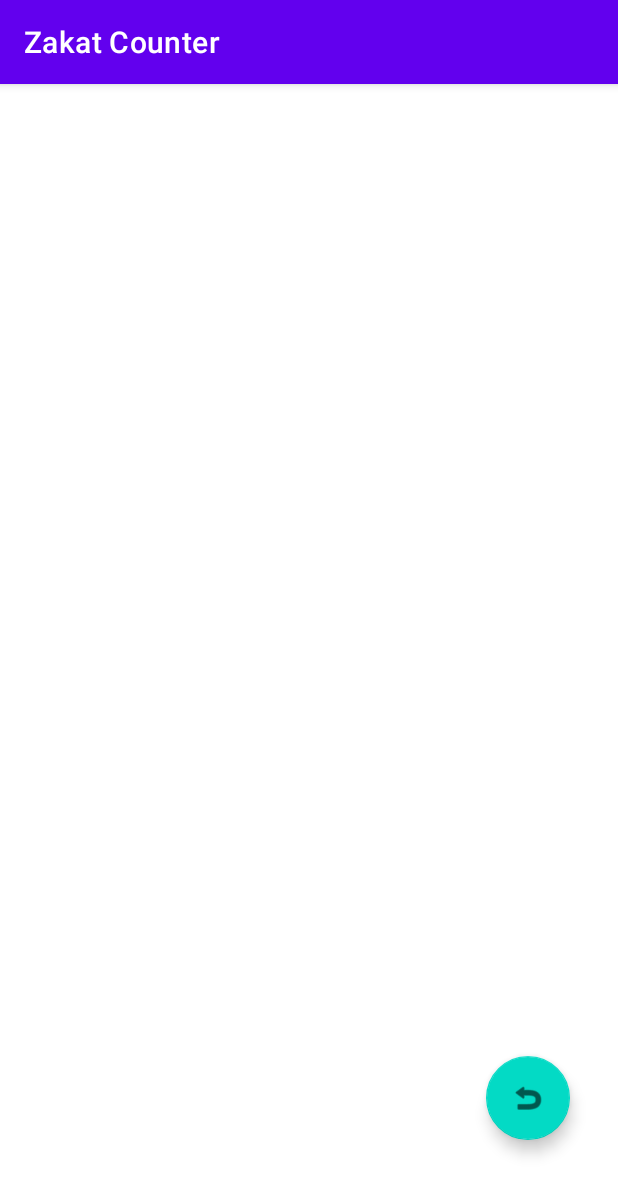
After one commit to UnknownArt01/ProgTech_Zakat, an Android app: the Maal_RecycleView screen opened directly, with no data from a screen before it, on a phone screen of 412 x 824 dp. The commit adds this screen. Shown: the top 1195 px of the screen. Run offline under Robolectric (Android 15) with nearby library versions, the phone set to English and light mode, and no system bars.

Commit message:
recicle view mall part 1

```diff
--- a/app/src/main/AndroidManifest.xml
+++ b/app/src/main/AndroidManifest.xml
@@ -11,11 +11,11 @@
         android:roundIcon="@drawable/logo"
         android:supportsRtl="true"
         android:theme="@style/Theme.Zakat">
-        <activity android:name=".zakat_pertanian"></activity>
+        <activity android:name=".Maal_RecycleView" />
+        <activity android:name=".zakat_pertanian" />
         <activity android:name=".zakat_maal_umum" />
         <activity android:name=".zakat_perak" />
         <activity android:name=".zakat_emas" />
-
         <activity android:name=".zakat_perdagangan" />
         <activity android:name=".SignUp" />
         <activity android:name=".Login" />
--- /dev/null
+++ b/app/src/main/java/com/nadi/zakat/Maal_RecycleView.java
@@ -0,0 +1,21 @@
+package com.nadi.zakat;
+
+import androidx.appcompat.app.AppCompatActivity;
+import androidx.recyclerview.widget.RecyclerView;
+
+import android.os.Bundle;
+
+import java.util.ArrayList;
+
+import model.maal;
+
+public class Maal_RecycleView extends AppCompatActivity {
+
+    private RecyclerView maal_recyclerView;
+    private ArrayList<maal> zakatMaal = new ArrayList<>();
+    @Override
+    protected void onCreate(Bundle savedInstanceState) {
+        super.onCreate(savedInstanceState);
+        setContentView(R.layout.maal_recycle_view);
+    }
+}
--- /dev/null
+++ b/app/src/main/res/layout/maal_recycle_view.xml
@@ -0,0 +1,28 @@
+<?xml version="1.0" encoding="utf-8"?>
+<androidx.constraintlayout.widget.ConstraintLayout xmlns:android="http://schemas.android.com/apk/res/android"
+    xmlns:app="http://schemas.android.com/apk/res-auto"
+    xmlns:tools="http://schemas.android.com/tools"
+    android:layout_width="match_parent"
+    android:layout_height="match_parent"
+    tools:context=".Maal_RecycleView">
+
+    <androidx.recyclerview.widget.RecyclerView
+        android:id="@+id/maal_recyclerView"
+        android:layout_width="409dp"
+        android:layout_height="729dp"
+        app:layout_constraintBottom_toBottomOf="parent"
+        app:layout_constraintEnd_toEndOf="parent"
+        app:layout_constraintStart_toStartOf="parent"
+        app:layout_constraintTop_toTopOf="parent" />
+
+    <com.google.android.material.floatingactionbutton.FloatingActionButton
+        android:id="@+id/floatingActionButton"
+        android:layout_width="wrap_content"
+        android:layout_height="wrap_content"
+        android:layout_marginEnd="32dp"
+        android:layout_marginBottom="64dp"
+        android:clickable="true"
+        app:layout_constraintBottom_toBottomOf="parent"
+        app:layout_constraintEnd_toEndOf="parent"
+        app:srcCompat="@android:drawable/ic_menu_revert" />
+</androidx.constraintlayout.widget.ConstraintLayout>
```
Also changed, not shown: app/src/main/java/com/nadi/zakat/Maal_RV_Adapter.java (added, +48 -0 lines), app/src/main/java/model/maal.java (added, +62 -0 lines), app/src/main/res/layout/maal_output.xml (renamed from app/src/main/res/layout/card_barang.xml, +10 -18 lines).
